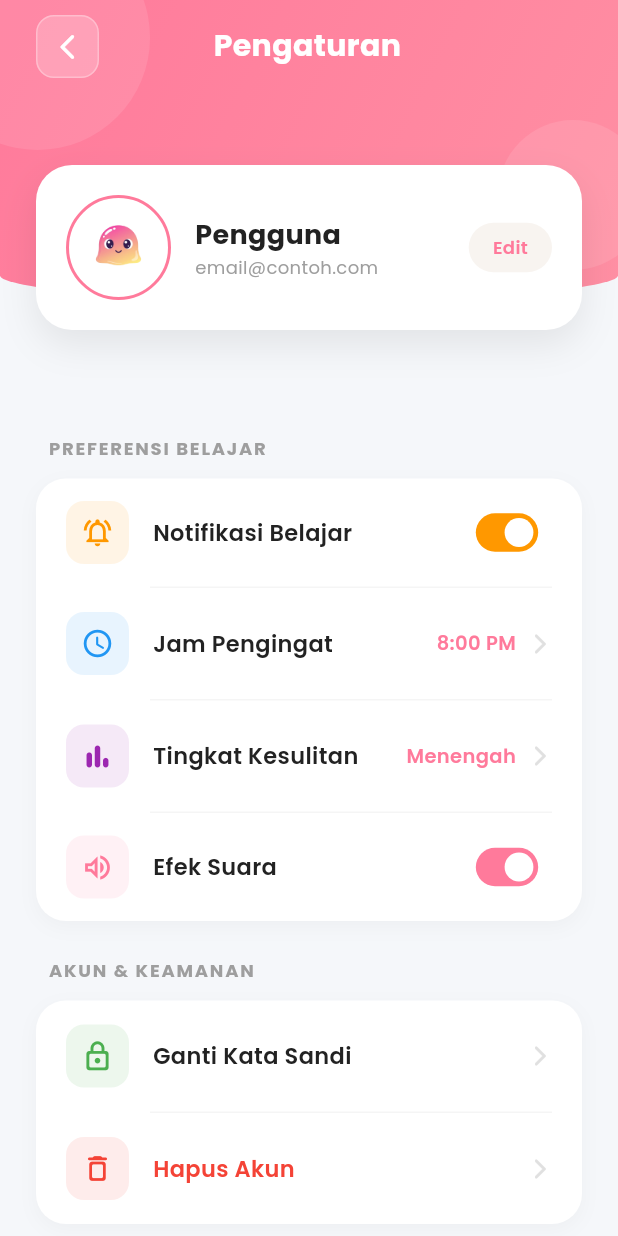
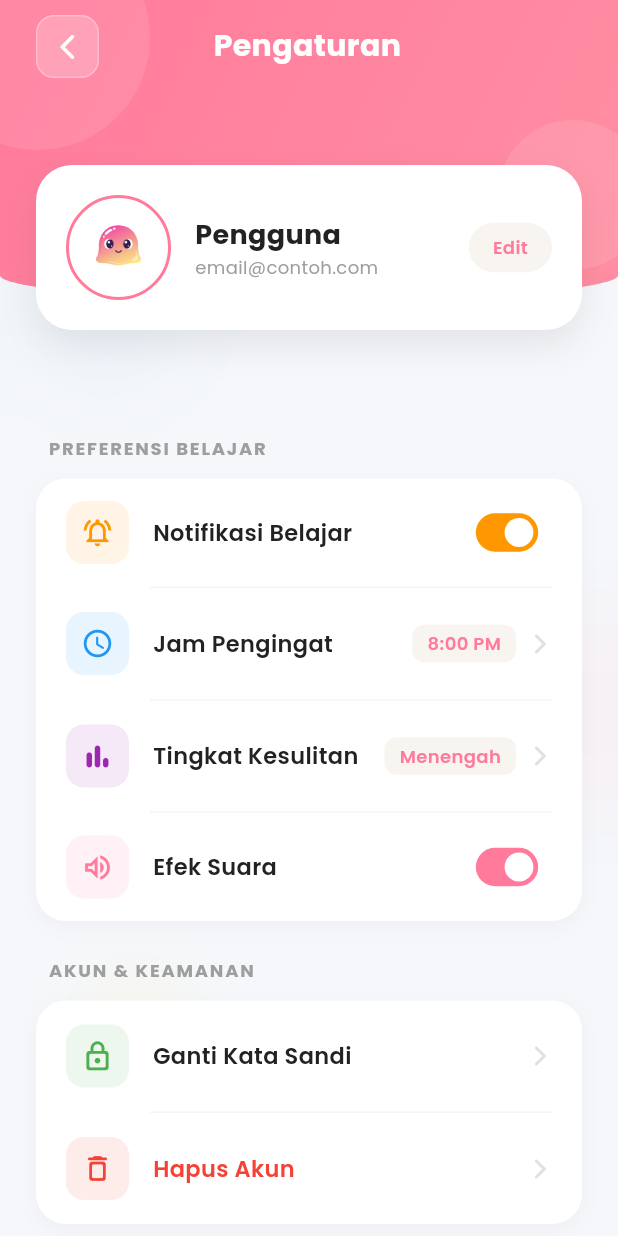
Before and after one commit to exoticnacho/KataKata, a Flutter app: the SettingsScreen screen opened by its route, on a phone screen of 412 x 824 dp. Run offline on Flutter 3.47's test engine with Material 3 defaults, Android fonts, the phone set to English and light mode, and no system bars; our stand-ins replace cloud_firestore, firebase_auth, firebase_core, flip_card, flutter_riverpod, flutter_svg and 5 more; accounts and stored records are empty.

Commit message:
update tampilan

```diff
--- a/lib/features/profile/profile_screen.dart
+++ b/lib/features/profile/profile_screen.dart
@@ -302,7 +302,7 @@ class ProfileScreen extends ConsumerWidget {
                 mainAxisAlignment: MainAxisAlignment.spaceBetween,
                 children: [
                   Text(
-                    userProfile != null ? 'Level ${userProfile.currentLevel}' : 'Level 1',
+                    userProfile = 'Level 2',
                     style: GoogleFonts.poppins(
                       fontSize: 14,
                       fontWeight: FontWeight.bold,
--- a/lib/features/settings/settings_screen.dart
+++ b/lib/features/settings/settings_screen.dart
@@ -2,6 +2,7 @@ import 'package:flutter/material.dart';
 import 'package:flutter_riverpod/flutter_riverpod.dart';
 import 'package:go_router/go_router.dart';
 import 'package:google_fonts/google_fonts.dart';
+import 'dart:ui';
 import 'package:katakata_app/core/constants/colors.dart';
 import 'package:katakata_app/core/services/auth_service.dart';
 import 'package:katakata_app/core/services/user_service.dart';
@@ -13,11 +14,29 @@ class SettingsScreen extends ConsumerStatefulWidget {
   ConsumerState<SettingsScreen> createState() => _SettingsScreenState();
 }
 
-class _SettingsScreenState extends ConsumerState<SettingsScreen> {
+class _SettingsScreenState extends ConsumerState<SettingsScreen> with TickerProviderStateMixin {
   bool _notifikasiEnabled = true;
   bool _soundEnabled = true;
   TimeOfDay _reminderTime = const TimeOfDay(hour: 20, minute: 00);
   String _selectedLevel = 'Menengah';
+
+  late AnimationController _entranceController;
+
+  @override
+  void initState() {
+    super.initState();
+    _entranceController = AnimationController(
+      vsync: this,
+      duration: const Duration(milliseconds: 1000),
+    );
+    _entranceController.forward();
+  }
+
+  @override
+  void dispose() {
+    _entranceController.dispose();
+    super.dispose();
+  }
 
   Future<void> _selectTime(BuildContext context) async {
     final TimeOfDay? picked = await showTimePicker(
@@ -104,7 +123,10 @@ class _SettingsScreenState extends ConsumerState<SettingsScreen> {
 
     return Scaffold(
       backgroundColor: const Color(0xFFF5F7FA),
-      body: SingleChildScrollView(
+      body: Stack(
+        children: [
+          const _BackgroundParticles(),
+          SingleChildScrollView(
             physics: const ClampingScrollPhysics(),
             child: Column(
               children: [
@@ -116,7 +138,11 @@ class _SettingsScreenState extends ConsumerState<SettingsScreen> {
                       top: 110,
                       left: 24,
                       right: 24,
+                      child: _SlideInElement(
+                        controller: _entranceController,
+                        delay: 0.2,
                         child: _buildProfileEditCard(currentUser),
+                      ),
                     ),
                   ],
                 ),
@@ -128,8 +154,15 @@ class _SettingsScreenState extends ConsumerState<SettingsScreen> {
                   child: Column(
                     crossAxisAlignment: CrossAxisAlignment.start,
                     children: [
-                  _SectionLabel(title: 'Preferensi Belajar'),
-                  _buildSettingsGroup(
+                      _SlideInElement(
+                        controller: _entranceController,
+                        delay: 0.3,
+                        child: _SectionLabel(title: 'Preferensi Belajar'),
+                      ),
+                      _SlideInElement(
+                        controller: _entranceController,
+                        delay: 0.4,
+                        child: _buildSettingsGroup(
                           children: [
                             _SwitchTile(
                               icon: Icons.notifications_active_outlined,
@@ -163,11 +196,19 @@ class _SettingsScreenState extends ConsumerState<SettingsScreen> {
                             ),
                           ],
                         ),
+                      ),
 
                       const SizedBox(height: 24),
 
-                  _SectionLabel(title: 'Akun & Keamanan'),
-                  _buildSettingsGroup(
+                      _SlideInElement(
+                        controller: _entranceController,
+                        delay: 0.5,
+                        child: _SectionLabel(title: 'Akun & Keamanan'),
+                      ),
+                      _SlideInElement(
+                        controller: _entranceController,
+                        delay: 0.6,
+                        child: _buildSettingsGroup(
                           children: [
                             _SettingsTile(
                               icon: Icons.lock_outline_rounded,
@@ -185,11 +226,19 @@ class _SettingsScreenState extends ConsumerState<SettingsScreen> {
                             ),
                           ],
                         ),
+                      ),
 
                       const SizedBox(height: 24),
 
-                  _SectionLabel(title: 'Lainnya'),
-                  _buildSettingsGroup(
+                      _SlideInElement(
+                        controller: _entranceController,
+                        delay: 0.7,
+                        child: _SectionLabel(title: 'Lainnya'),
+                      ),
+                      _SlideInElement(
+                        controller: _entranceController,
+                        delay: 0.8,
+                        child: _buildSettingsGroup(
                           children: [
                             _SettingsTile(
                               icon: Icons.help_outline_rounded,
@@ -206,13 +255,21 @@ class _SettingsScreenState extends ConsumerState<SettingsScreen> {
                             ),
                           ],
                         ),
+                      ),
 
                       const SizedBox(height: 40),
 
-                  _LogoutButton(ref: ref),
+                      _SlideInElement(
+                        controller: _entranceController,
+                        delay: 0.9,
+                        child: _LogoutButton(ref: ref),
+                      ),
 
                       const SizedBox(height: 30),
-                  Center(
+                      _SlideInElement(
+                        controller: _entranceController,
+                        delay: 1.0,
+                        child: Center(
                           child: Text(
                             'KataKata App v2.1.0\nMade with 💖 in Indonesia',
                             textAlign: TextAlign.center,
@@ -222,12 +279,15 @@ class _SettingsScreenState extends ConsumerState<SettingsScreen> {
                             ),
                           ),
                         ),
+                      ),
                       const SizedBox(height: 40),
                     ],
                   ),
                 ),
               ],
             ),
+          ),
+        ],
       ),
     );
   }
@@ -491,12 +551,19 @@ class _SettingsTile extends StatelessWidget {
                 if (trailingText != null)
                   Padding(
                     padding: const EdgeInsets.only(right: 8),
+                    child: Container(
+                      padding: const EdgeInsets.symmetric(horizontal: 10, vertical: 4),
+                      decoration: BoxDecoration(
+                        color: KataKataColors.offWhite,
+                        borderRadius: BorderRadius.circular(8),
+                      ),
                       child: Text(
                         trailingText!,
                         style: GoogleFonts.poppins(
-                        fontSize: 13,
+                          fontSize: 12,
                           fontWeight: FontWeight.w600,
                           color: KataKataColors.pinkCeria,
+                        ),
                       ),
                     ),
                   ),
@@ -757,3 +824,89 @@ class _BouncyButtonState extends State<_BouncyButton> with SingleTickerProviderS
     );
   }
 }
+
+class _SlideInElement extends StatelessWidget {
+  final Widget child;
+  final double delay;
+  final AnimationController controller;
+
+  const _SlideInElement({
+    required this.child,
+    required this.delay,
+    required this.controller,
+  });
+
+  @override
+  Widget build(BuildContext context) {
+    return SlideTransition(
+      position: Tween<Offset>(
+        begin: const Offset(0, 0.3),
+        end: Offset.zero,
+      ).animate(
+        CurvedAnimation(
+          parent: controller,
+          curve: Interval(delay, 1.0, curve: Curves.easeOutQuart),
+        ),
+      ),
+      child: FadeTransition(
+        opacity: Tween<double>(begin: 0, end: 1).animate(
+          CurvedAnimation(
+            parent: controller,
+            curve: Interval(delay, 1.0, curve: Curves.easeOut),
+          ),
+        ),
+        child: child,
+      ),
+    );
+  }
+}
+
+class _BackgroundParticles extends StatelessWidget {
+  const _BackgroundParticles();
+
+  @override
+  Widget build(BuildContext context) {
+    return Stack(
+      children: [
+        Positioned(
+          top: 150,
+          left: 20,
+          child: _Particle(color: Colors.blue.withOpacity(0.05), size: 100),
+        ),
+        Positioned(
+          top: 400,
+          right: -20,
+          child: _Particle(color: KataKataColors.pinkCeria.withOpacity(0.05), size: 150),
+        ),
+        Positioned(
+          bottom: 100,
+          left: 50,
+          child: _Particle(color: Colors.yellow.withOpacity(0.05), size: 80),
+        ),
+      ],
+    );
+  }
+}
+
+class _Particle extends StatelessWidget {
+  final Color color;
+  final double size;
+
+  const _Particle({required this.color, required this.size});
+
+  @override
+  Widget build(BuildContext context) {
+    return Container(
+      width: size,
+      height: size,
+      decoration: BoxDecoration(
+        color: color,
+        shape: BoxShape.circle,
+      ),
+      child: BackdropFilter(
+        filter: ImageFilter.blur(sigmaX: 20, sigmaY: 20),
+        child: Container(color: Colors.transparent),
+      ),
+    );
+  }
+}
```
Also changed, not shown: pubspec.lock. Lines whose indentation alone changed are shown as unchanged.
